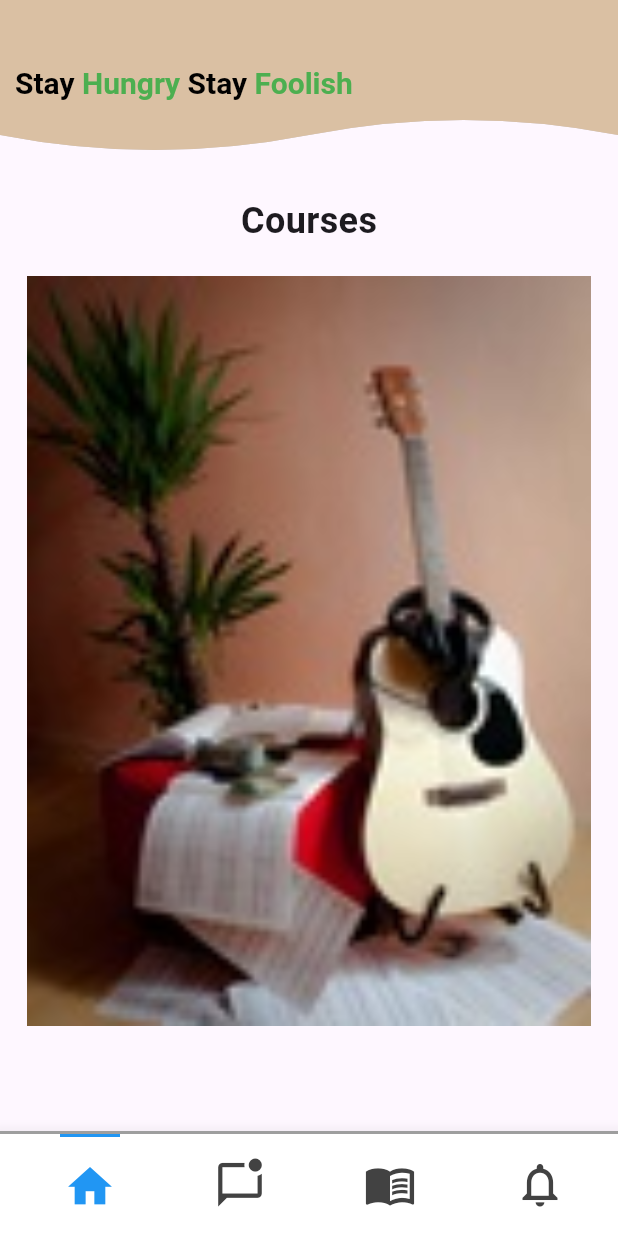
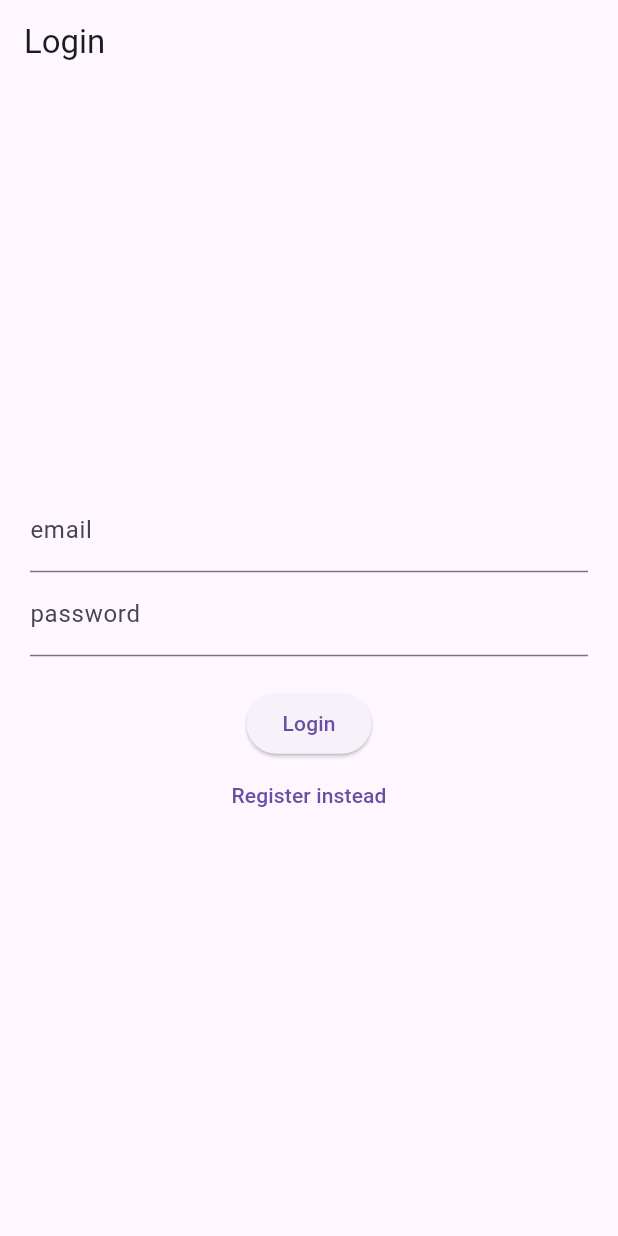
Before and after one commit to Rendy752/Mari-Bermusik, a Flutter app: the screen it shows after launch, on a phone screen of 412 x 824 dp. Run offline on Flutter 3.47's test engine with Material 3 defaults, Android fonts, the phone set to English and light mode, and no system bars; our stand-ins replace cloud_firestore, firebase_auth, firebase_core; accounts and stored records are empty.

Commit message:
ADD: auth login register logout

```diff
--- /dev/null
+++ b/lib/auth.dart
@@ -0,0 +1,31 @@
+import 'package:firebase_auth/firebase_auth.dart';
+
+class Auth {
+  final FirebaseAuth _firebaseAuth = FirebaseAuth.instance;
+  User? get currentUser => _firebaseAuth.currentUser;
+  Stream<User?> get authStateChanges => _firebaseAuth.authStateChanges();
+
+  Future<void> signInWithEmailAndPassword({
+    required String email,
+    required String password,
+  }) async {
+    await _firebaseAuth.signInWithEmailAndPassword(
+      email: email,
+      password: password,
+    );
+  }
+
+  Future<void> createUserWithEmailAndPassword({
+    required String email,
+    required String password,
+  }) async {
+    await _firebaseAuth.createUserWithEmailAndPassword(
+      email: email,
+      password: password,
+    );
+  }
+
+  Future<void> signOut() async {
+    await _firebaseAuth.signOut();
+  }
+}
--- a/lib/main.dart
+++ b/lib/main.dart
@@ -1,15 +1,25 @@
+import 'package:firebase_auth/firebase_auth.dart';
+import 'package:mari_bermusik/auth.dart';
 import 'package:flutter/material.dart';
 import 'package:firebase_core/firebase_core.dart';
-import 'package:mari_bermusik/firebase_options.dart';
+import 'package:mari_bermusik/widget_tree.dart';
+import 'firebase_options.dart';
+// import 'package:mari_bermusik/firebase_options.dart';
+import 'package:mari_bermusik/pages/bottom_navbar.dart';
 import 'package:mari_bermusik/pages/home.dart';
 import 'package:mari_bermusik/component/bottom_navbar.dart';
 import 'package:mari_bermusik/component/home_screen.dart';
 
 Future<void> main() async {
   WidgetsFlutterBinding.ensureInitialized();
-  await Firebase.initializeApp(options: DefaultFirebaseOptions.currentPlatform);
+  await Firebase.initializeApp(
+    options: DefaultFirebaseOptions.currentPlatform,
+  );
   runApp(const MainApp());
 }
+// void main() {
+//   runApp(const MainApp());
+// }
 
 class MainApp extends StatelessWidget {
   const MainApp({super.key});
@@ -17,7 +27,9 @@ class MainApp extends StatelessWidget {
   @override
   Widget build(BuildContext context) {
     return MaterialApp(
-        // debugShowCheckedModeBanner: false, home: HomePage());
-        debugShowCheckedModeBanner: false, home: HomeScreen());
+      debugShowCheckedModeBanner: false,
+      theme: ThemeData(primarySwatch: Colors.orange),
+      home: const WidgetTree(),
+    );
   }
 }
--- /dev/null
+++ b/lib/pages/login_register.dart
@@ -0,0 +1,108 @@
+import 'package:firebase_auth/firebase_auth.dart';
+import 'package:mari_bermusik/auth.dart';
+import 'package:flutter/material.dart';
+
+class LoginRegister extends StatefulWidget {
+  LoginRegister({Key? key}) : super(key: key);
+
+  @override
+  State<LoginRegister> createState() => _LoginRegisterState();
+}
+
+class _LoginRegisterState extends State<LoginRegister> {
+  String? errorMessage = '';
+  bool isLogin = true;
+
+  final TextEditingController _email = TextEditingController();
+  final TextEditingController _password = TextEditingController();
+
+  Future<void> signInWithEmailAndPassword() async {
+    try {
+      await Auth().signInWithEmailAndPassword(
+        email: _email.text,
+        password: _password.text,
+      );
+    } on FirebaseAuthException catch (e) {
+      setState(() {
+        errorMessage = e.message;
+      });
+    }
+  }
+
+  Future<void> createUserWithEmailAndPassword() async {
+    try {
+      await Auth().createUserWithEmailAndPassword(
+        email: _email.text,
+        password: _password.text,
+      );
+    } on FirebaseAuthException catch (e) {
+      setState(() {
+        errorMessage = e.message;
+      });
+    }
+  }
+
+  Widget _title() {
+    return const Text('Login');
+  }
+
+  Widget _entryField(
+    String title,
+    TextEditingController controller,
+  ) {
+    return TextField(
+      controller: controller,
+      decoration: InputDecoration(
+        labelText: title,
+      ),
+    );
+  }
+
+  Widget _errorMessage() {
+    return Text(errorMessage == '' ? '' : 'Error = $errorMessage');
+  }
+
+  Widget _submitButton() {
+    return ElevatedButton(
+      onPressed:
+          isLogin ? signInWithEmailAndPassword : createUserWithEmailAndPassword,
+      child: Text(isLogin ? 'Login' : 'Register'),
+    );
+  }
+
+  Widget _loginOrRegisterButton() {
+    return TextButton(
+      onPressed: () {
+        setState(() {
+          isLogin = !isLogin;
+        });
+      },
+      child: Text(isLogin ? 'Register instead' : 'Login instead'),
+    );
+  }
+
+  @override
+  Widget build(BuildContext context) {
+    return Scaffold(
+      appBar: AppBar(
+        title: _title(),
+      ),
+      body: Container(
+        height: double.infinity,
+        width: double.infinity,
+        padding: const EdgeInsets.all(20),
+        child: Column(
+          crossAxisAlignment: CrossAxisAlignment.center,
+          mainAxisAlignment: MainAxisAlignment.center,
+          children: <Widget>[
+            _entryField('email', _email),
+            _entryField('password', _password),
+            _errorMessage(),
+            _submitButton(),
+            _loginOrRegisterButton(),
+          ],
+        ),
+      ),
+    );
+  }
+}
--- /dev/null
+++ b/lib/widget_tree.dart
@@ -0,0 +1,27 @@
+import 'package:flutter/material.dart';
+import 'package:mari_bermusik/pages/home.dart';
+import 'package:mari_bermusik/pages/login_register.dart';
+import './auth.dart';
+
+class WidgetTree extends StatefulWidget {
+  const WidgetTree({super.key});
+
+  @override
+  State<WidgetTree> createState() => _WidgetTreeState();
+}
+
+class _WidgetTreeState extends State<WidgetTree> {
+  @override
+  Widget build(BuildContext context) {
+    return StreamBuilder(
+      stream: Auth().authStateChanges,
+      builder: (context, snapshot) {
+        if (snapshot.hasData) {
+          return const HomePage();
+        } else {
+          return LoginRegister();
+        }
+      },
+    );
+  }
+}
--- a/pubspec.yaml
+++ b/pubspec.yaml
@@ -11,6 +11,8 @@ dependencies:
     sdk: flutter
   cloud_firestore: ^4.13.6
   firebase_core: ^2.24.2
+  firebase_auth: ^4.16.0
+  firebase_analytics: ^10.8.0
 
 dev_dependencies:
   flutter_test:
```
Also changed, not shown: lib/pages/bottom_navbar.dart (added, +68 -0 lines), lib/pages/home.dart (+36 -2 lines), pubspec.lock, 7 other files.
